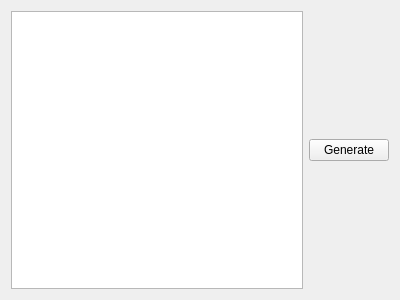
coryo/amphetype2, file src/generators/lessongenwidget.ui: the form before one commit.
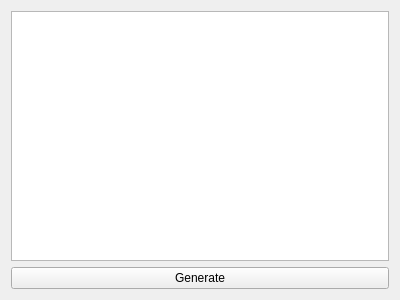
The form after the commit.

The edit to the form file:
```diff
--- a/src/generators/lessongenwidget.ui
+++ b/src/generators/lessongenwidget.ui
@@ -14,10 +14,10 @@
    <string>LessonGenWidget</string>
   </property>
   <layout class="QGridLayout" name="gridLayout">
-   <item row="0" column="0">
+   <item row="1" column="0">
     <widget class="QPlainTextEdit" name="inputTextEdit"/>
    </item>
-   <item row="0" column="1">
+   <item row="2" column="0">
     <widget class="QPushButton" name="generateButton">
      <property name="text">
       <string>Generate</string>
```
Left out of the diff: 2 changed lines with no effect on the pictures.
